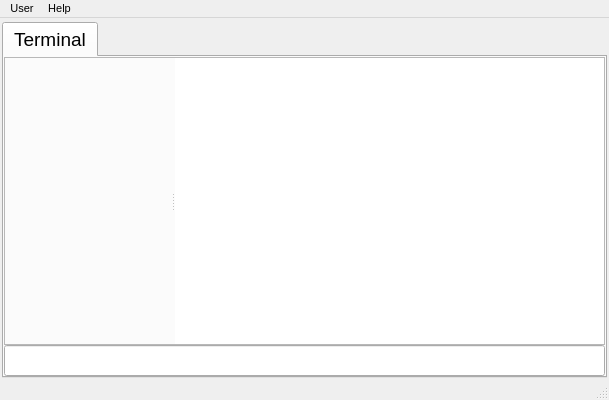
decentralised-project/decentralised_ui, file src/mainwindow.ui: the form before one commit.
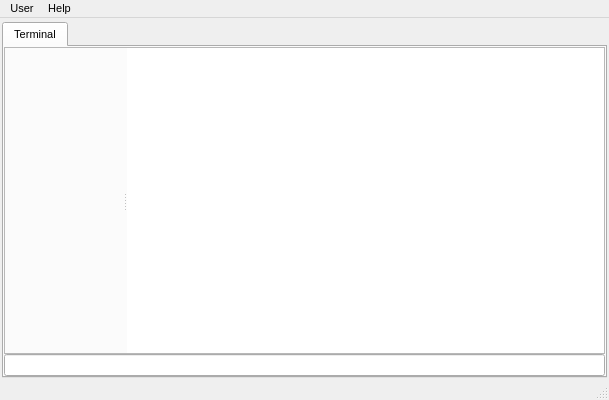
The form after the commit. Icons and pictures are not drawn.

Commit message: windows base font.

```diff
--- a/src/mainwindow.ui
+++ b/src/mainwindow.ui
@@ -57,12 +57,6 @@
     </property>
     <item row="0" column="0">
      <widget class="QTabWidget" name="tabWidget">
-      <property name="font">
-       <font>
-        <family>Helvetica</family>
-        <pointsize>14</pointsize>
-       </font>
-      </property>
       <property name="focusPolicy">
        <enum>Qt::NoFocus</enum>
       </property>
@@ -136,13 +130,6 @@
                   <verstretch>0</verstretch>
                  </sizepolicy>
                 </property>
-                <property name="font">
-                 <font>
-                  <family>Helvetica</family>
-                  <pointsize>14</pointsize>
-                  <stylestrategy>PreferAntialias</stylestrategy>
-                 </font>
-                </property>
                 <property name="styleSheet">
                  <string notr="true">background-color:white;
 p
```
Left out of the diff: 2 changed lines with no effect on the pictures.
